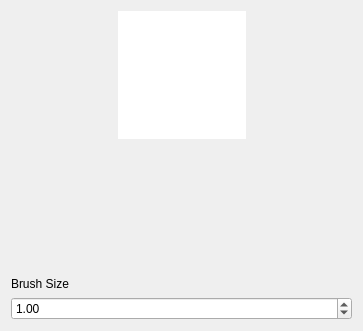
Drew-S/TerrainGenerator, file src/UI/InputDrawingNode.ui: the form before one commit.
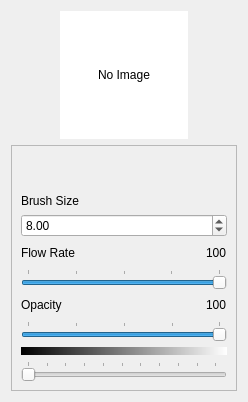
The form after the commit.

Commit message: Added more widgets/dialogues

Diff of the .ui file:
```diff
--- a/src/UI/InputDrawingNode.ui
+++ b/src/UI/InputDrawingNode.ui
@@ -6,8 +6,8 @@
    <rect>
     <x>0</x>
     <y>0</y>
-    <width>363</width>
-    <height>331</height>
+    <width>248</width>
+    <height>402</height>
    </rect>
   </property>
   <property name="windowTitle">
@@ -47,10 +47,13 @@
         <bool>false</bool>
        </property>
        <property name="styleSheet">
-        <string notr="true">background-color: white;</string>
+        <string notr="true">background-color: white; color: black;</string>
        </property>
        <property name="text">
-        <string/>
+        <string>No Image</string>
+       </property>
+       <property name="alignment">
+        <set>Qt::AlignCenter</set>
        </property>
       </widget>
      </item>
@@ -70,30 +73,181 @@
     </layout>
    </item>
    <item>
-    <spacer name="verticalSpacer">
-     <property name="orientation">
-      <enum>Qt::Vertical</enum>
+    <widget class="QScrollArea" name="scrollArea">
+     <property name="widgetResizable">
+      <bool>true</bool>
      </property>
-     <property name="sizeHint" stdset="0">
-      <size>
-       <width>20</width>
-       <height>40</height>
-      </size>
-     </property>
-    </spacer>
-   </item>
-   <item>
-    <widget class="QLabel" name="label_2">
-     <property name="text">
-      <string>Brush Size</string>
-     </property>
-    </widget>
-   </item>
-   <item>
-    <widget class="QDoubleSpinBox" name="doubleSpinBox">
-     <property name="value">
-      <double>1.000000000000000</double>
-     </property>
+     <widget class="QWidget" name="scrollAreaWidgetContents">
+      <property name="geometry">
+       <rect>
+        <x>0</x>
+        <y>0</y>
+        <width>224</width>
+        <height>246</height>
+       </rect>
+      </property>
+      <layout class="QVBoxLayout" name="verticalLayout_2">
+       <item>
+        <spacer name="verticalSpacer">
+         <property name="orientation">
+          <enum>Qt::Vertical</enum>
+         </property>
+         <property name="sizeHint" stdset="0">
+          <size>
+           <width>20</width>
+           <height>40</height>
+          </size>
+         </property>
+        </spacer>
+       </item>
+       <item>
+        <widget class="QLabel" name="label_2">
+         <property name="text">
+          <string>Brush Size</string>
+         </property>
+        </widget>
+       </item>
+       <item>
+        <widget class="QDoubleSpinBox" name="brush_size">
+         <property name="maximum">
+          <double>9999.000000000000000</double>
+         </property>
+         <property name="value">
+          <double>8.000000000000000</double>
+         </property>
+        </widget>
+       </item>
+       <item>
+        <layout class="QHBoxLayout" name="horizontalLayout_2">
+         <item>
+          <widget class="QLabel" name="label">
+           <property name="text">
+            <string>Flow Rate</string>
+           </property>
+          </widget>
+         </item>
+         <item>
+          <spacer name="horizontalSpacer_3">
+           <property name="orientation">
+            <enum>Qt::Horizontal</enum>
+           </property>
+           <property name="sizeHint" stdset="0">
+            <size>
+             <width>40</width>
+             <height>20</height>
+            </size>
+           </property>
+          </spacer>
+         </item>
+         <item>
+          <widget class="QLabel" name="flow_rate_label">
+           <property name="text">
+            <string>100</string>
+           </property>
+          </widget>
+         </item>
+        </layout>
+       </item>
+       <item>
+        <widget class="QSlider" name="flow_rate">
+         <property name="maximum">
+          <number>100</number>
+         </property>
+         <property name="value">
+          <number>100</number>
+         </property>
+         <property name="orientation">
+          <enum>Qt::Horizontal</enum>
+         </property>
+         <property name="tickPosition">
+          <enum>QSlider::TicksAbove</enum>
+         </property>
+         <property name="tickInterval">
+          <number>25</number>
+         </property>
+        </widget>
+       </item>
+       <item>
+        <layout class="QHBoxLayout" name="horizontalLayout_3">
+         <item>
+          <widget class="QLabel" name="label_3">
+           <property name="text">
+            <string>Opacity</string>
+           </property>
+          </widget>
+         </item>
+         <item>
+          <spacer name="horizontalSpacer_4">
+           <property name="orientation">
+            <enum>Qt::Horizontal</enum>
+           </property>
+           <property name="sizeHint" stdset="0">
+            <size>
+             <width>40</width>
+             <height>20</height>
+            </size>
+           </property>
+          </spacer>
+         </item>
+         <item>
+          <widget class="QLabel" name="opacity_label">
+           <property name="text">
+            <string>100</string>
+           </property>
+          </widget>
+         </item>
+        </layout>
+       </item>
+       <item>
+        <widget class="QSlider" name="opacity">
+         <property name="maximum">
+          <number>255</number>
+         </property>
+         <property name="value">
+          <number>255</number>
+         </property>
+         <property name="orientation">
+          <enum>Qt::Horizontal</enum>
+         </property>
+         <property name="tickPosition">
+          <enum>QSlider::TicksAbove</enum>
+         </property>
+         <property name="tickInterval">
+          <number>64</number>
+         </property>
+        </widget>
+       </item>
+       <item>
+        <widget class="QWidget" name="widget" native="true">
+         <property name="minimumSize">
+          <size>
+           <width>0</width>
+           <height>8</height>
+          </size>
+         </property>
+         <property name="styleSheet">
+          <string notr="true">background: qlineargradient(x1: 0, y1: 0, x2: 1, y2: 0, stop: 0 rgb(0, 0, 0), stop: 1 rgb(255, 255, 255));</string>
+         </property>
+        </widget>
+       </item>
+       <item>
+        <widget class="QSlider" name="color_strength">
+         <property name="maximum">
+          <number>255</number>
+         </property>
+         <property name="orientation">
+          <enum>Qt::Horizontal</enum>
+         </property>
+         <property name="tickPosition">
+          <enum>QSlider::TicksAbove</enum>
+         </property>
+         <property name="tickInterval">
+          <number>25</number>
+         </property>
+        </widget>
+       </item>
+      </layout>
+     </widget>
     </widget>
    </item>
   </layout>
```
Left out of the diff: 2 changed lines with no effect on the pictures. The commit also changes 2 other files.
